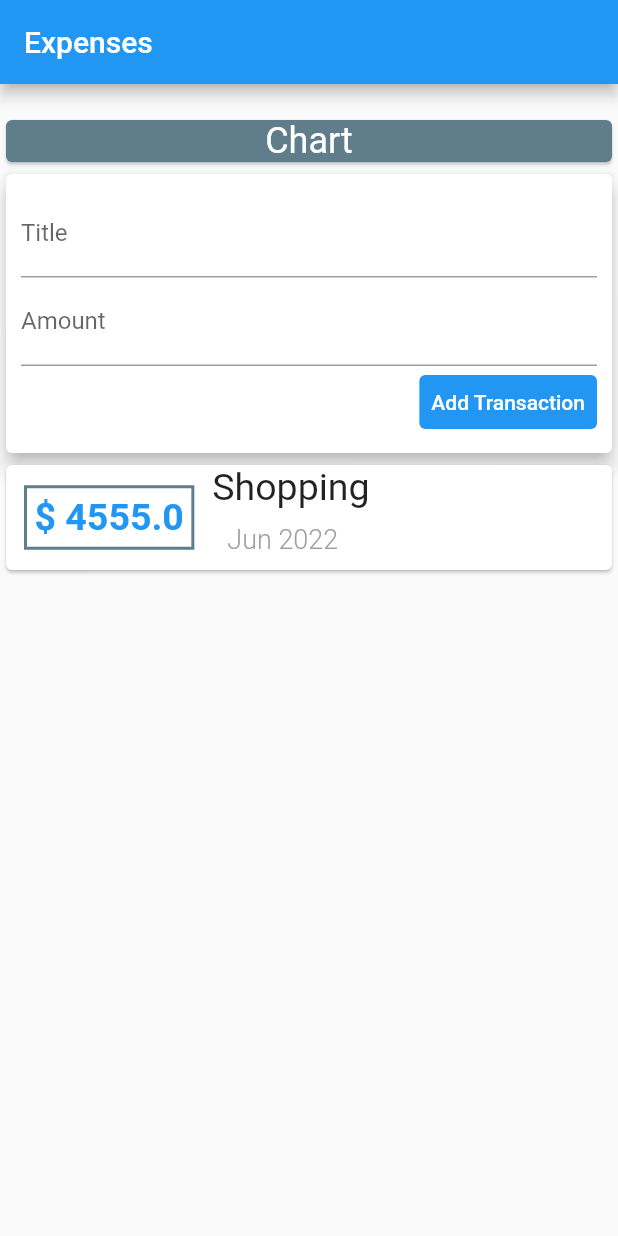
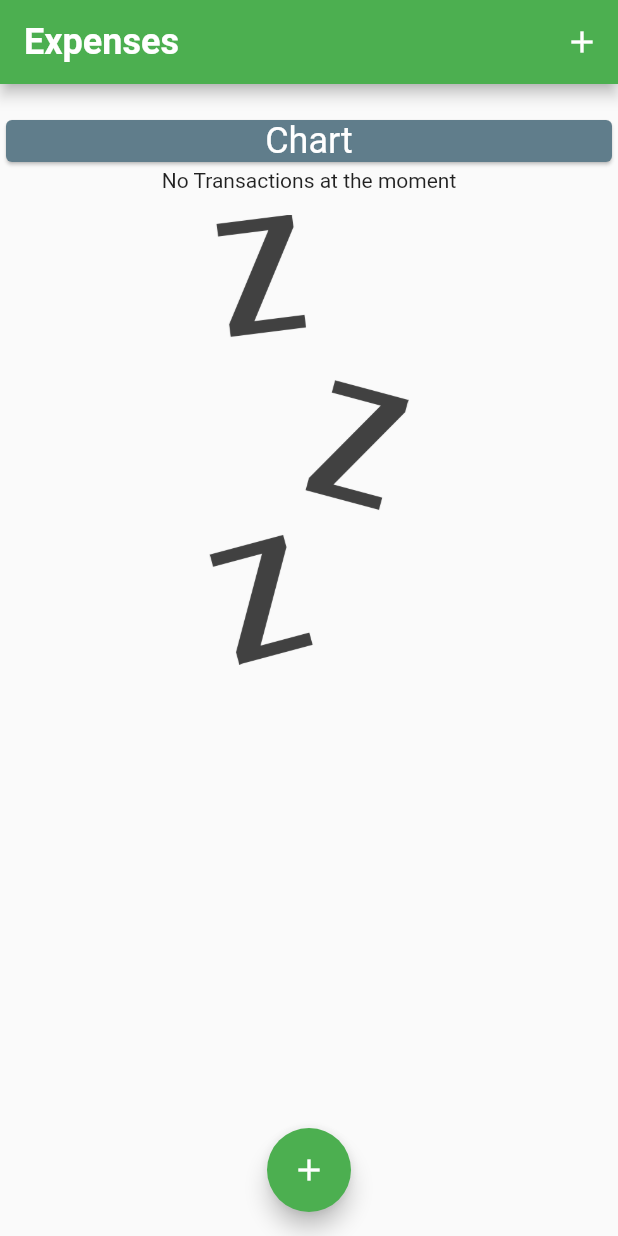
Before and after one commit to Devfritz/expense_personal_app, a Flutter app: the screen it shows after launch, on a phone screen of 412 x 824 dp. Run offline on Flutter 3.47's test engine with Material 2 defaults, Android fonts, the phone set to English and light mode, and no system bars.

Commit message:
working on theme data

```diff
--- a/lib/main.dart
+++ b/lib/main.dart
@@ -1,26 +1,96 @@
+import 'package:flutter/material.dart';
 import 'package:expense_app/widget/InputTransaction.dart';
 import 'package:expense_app/widget/listTransations.dart';
-import 'package:expense_app/widget/userTransactions.dart';
-import 'package:flutter/material.dart';
-
 import 'package:expense_app/models/Transactions.dart';
+// import 'package:expense_app/widget/userTransactions.dart';
 
 void main() {
-  runApp(ExpensePesonalApp());
+  runApp(MyApp());
 }
 
-// ignore: use_key_in_widget_constructors
-class ExpensePesonalApp extends StatelessWidget {
+class MyApp extends StatelessWidget {
   @override
   Widget build(BuildContext context) {
     return MaterialApp(
       debugShowCheckedModeBanner: false,
-        home: Scaffold(
-            appBar: AppBar(title: Text("Expenses")),
+      title: 'Expense App',
+      theme: ThemeData(
+        primarySwatch: Colors.green,
+        textTheme: ThemeData.light().textTheme.copyWith(
+              titleSmall: TextStyle(fontSize: 18),
+            ),
+        appBarTheme: AppBarTheme(
+          titleTextStyle: TextStyle(
+            fontSize: 24,
+            fontWeight: FontWeight.bold,
+          ),
+        ),
+      ),
+      home: ExpensePersonalApp(),
+    );
+  }
+}
+
+class ExpensePersonalApp extends StatefulWidget {
+  // const ExpensePersonalApp({Key? key}) : super(key: key);
+
+  @override
+  _ExpensePesonalAppState createState() => _ExpensePesonalAppState();
+}
+
+// ignore: use_key_in_widget_constructors
+class _ExpensePesonalAppState extends State<ExpensePersonalApp> {
+  final List<Transactions> _listTransaction = [
+    // Transactions(
+    //   id: '1',
+    //   title: "Shopping",
+    //   amount: 4555,
+    //   date: DateTime.now(),
+    // ),
+  ];
+
+  void _addTransaction(String title, double amount) {
+    final newTx = Transactions(
+      id: DateTime.now().toString(),
+      title: title,
+      amount: amount,
+      date: DateTime.now(),
+    );
+
+    setState(() {
+      _listTransaction.add(newTx);
+    });
+  }
+
+  void _startAddNewTransaction(BuildContext ctx) {
+    showModalBottomSheet(
+      context: ctx,
+      builder: (_) {
+        return GestureDetector(
+          onTap: () {},
+          child: InputTransaction(_addTransaction),
+          behavior: HitTestBehavior.opaque,
+        );
+      },
+    );
+  }
+
+  @override
+  Widget build(BuildContext context) {
+    return Scaffold(
+      appBar: AppBar(
+        title: Text("Expenses"),
+        actions: [
+          IconButton(
+            onPressed: () => _startAddNewTransaction(context),
+            icon: Icon(Icons.add),
+          )
+        ],
+      ),
       body: SingleChildScrollView(
         child: Column(
-                  mainAxisAlignment: MainAxisAlignment.start,
-                  crossAxisAlignment: CrossAxisAlignment.center,
+            // mainAxisAlignment: MainAxisAlignment.start,
+            crossAxisAlignment: CrossAxisAlignment.stretch,
             children: [
               Container(
                 width: 500,
@@ -34,8 +104,14 @@ class ExpensePesonalApp extends StatelessWidget {
                   ),
                 ),
               ),
-                    UserTransaction(),
+              ListTransactions(_listTransaction)
             ]),
-            )));
+      ),
+      floatingActionButtonLocation: FloatingActionButtonLocation.centerFloat,
+      floatingActionButton: FloatingActionButton(
+        child: Icon(Icons.add),
+        onPressed: () => _startAddNewTransaction(context),
+      ),
+    );
   }
 }
--- a/lib/widget/InputTransaction.dart
+++ b/lib/widget/InputTransaction.dart
@@ -1,8 +1,17 @@
 import 'package:flutter/material.dart';
 
-class InputTransaction extends StatelessWidget {
+class InputTransaction extends StatefulWidget {
   final Function handleAddTx;
+
+  InputTransaction(this.handleAddTx);
+
+  @override
+  State<InputTransaction> createState() => _InputTransactionState();
+}
+
+class _InputTransactionState extends State<InputTransaction> {
   final titleController = TextEditingController();
+
   final amountController = TextEditingController();
 
   void submitData() {
@@ -11,10 +20,10 @@ class InputTransaction extends StatelessWidget {
     if (entireTitle.isEmpty || entireAmount <= 0) {
       return;
     }
-    handleAddTx(entireTitle, entireAmount);
+    widget.handleAddTx(entireTitle, entireAmount);
+    Navigator.pop(context);
   }
 
-  InputTransaction(this.handleAddTx);
   @override
   Widget build(BuildContext context) {
     return Card(
@@ -29,19 +38,20 @@ class InputTransaction extends StatelessWidget {
                     labelText: 'Title',
                   ),
                   controller: titleController,
-                  onSubmitted: (_) => submitData,
+                  onSubmitted: (_) => submitData(),
                 ),
                 TextField(
                   decoration: InputDecoration(labelText: 'Amount'),
                   controller: amountController,
-                  keyboardType: TextInputType.numberWithOptions(decimal: true),
-                  onSubmitted: (_) => submitData,
+                  keyboardType: TextInputType.number,
+                  onSubmitted: (_) => submitData(),
                 ),
-                TextButton(
-                    style: TextButton.styleFrom(
-                        primary: Colors.white, backgroundColor: Colors.blue),
-                    onPressed: submitData,
-                    child: Text('Add Transaction'))
+                ElevatedButton(
+                  style: TextButton.styleFrom(
+                      primary: Colors.white, backgroundColor: Colors.blue),
+                  onPressed: submitData,
+                  child: Text('Add Transaction'),
+                ),
               ],
             )));
   }
--- a/lib/widget/listTransations.dart
+++ b/lib/widget/listTransations.dart
@@ -9,7 +9,18 @@ class ListTransactions extends StatelessWidget {
 
   @override
   Widget build(BuildContext context) {
-    return Container(
+    return listTransaction.isEmpty
+        ? Column(
+            children: [
+              Text('No Transactions at the moment'),
+              SizedBox(height: 15),
+              Container(
+                height: 300,
+                child: Image.asset('assets/waiting.png', fit: BoxFit.cover),
+              ),
+            ],
+          )
+        : Container(
             height: 400,
             child: ListView.builder(
               itemCount: listTransaction.length,
@@ -18,7 +29,8 @@ class ListTransactions extends StatelessWidget {
                   child: Row(children: [
                     Container(
                       padding: EdgeInsets.symmetric(horizontal: 5, vertical: 5),
-                  margin: EdgeInsets.symmetric(horizontal: 12, vertical: 12),
+                      margin:
+                          EdgeInsets.symmetric(horizontal: 12, vertical: 12),
                       decoration: BoxDecoration(
                           border: Border.all(color: Colors.blueGrey, width: 2)),
                       child: Text(
@@ -41,15 +53,14 @@ class ListTransactions extends StatelessWidget {
                           textAlign: TextAlign.center,
                         )),
                         Container(
-                        padding:
-                            EdgeInsets.symmetric(horizontal: 10, vertical: 10),
+                          padding: EdgeInsets.symmetric(
+                              horizontal: 10, vertical: 10),
                           child: Text(
-                          DateFormat.yMMM().format(listTransaction[index].date),
-                          style: TextStyle(
-                              fontSize: 18,
-                              fontWeight: FontWeight.w300,
-                              color: Colors.grey),
-                        ))
+                            DateFormat.yMMM()
+                                .format(listTransaction[index].date),
+                            style: Theme.of(context).textTheme.titleSmall,
+                          ),
+                        )
                       ],
                     )
                   ]),
```
Also changed, not shown: pubspec.yaml (+11 -7 lines), assets/fonts/OpenSans-Bold.ttf (added), assets/fonts/OpenSans-Regular.ttf (added), assets/fonts/Quicksand-Bold.ttf (added), assets/fonts/Quicksand-Light.ttf (added), assets/fonts/Quicksand-Medium.ttf (added), assets/fonts/Quicksand-Regular.ttf (added), assets/waiting.png (added). Lines whose indentation alone changed are shown as unchanged.
